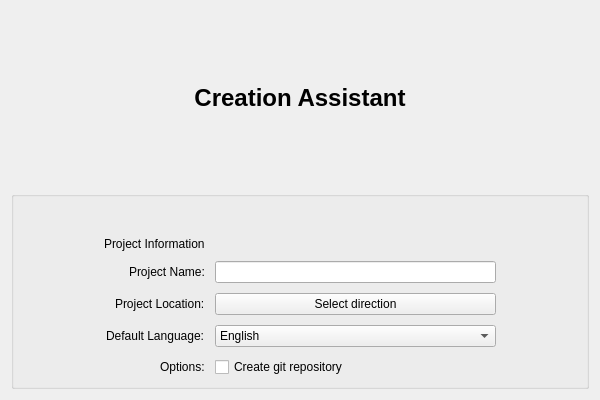
Above: src/components/creation-assistant/creationassistant.ui from RapidWebForge/RapidWebForgeApp before the change. Below: the same form after it.
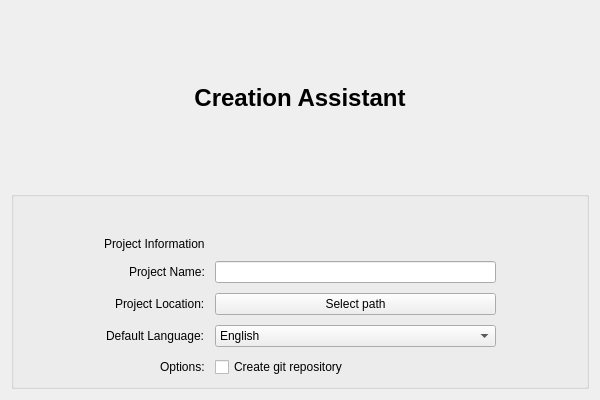
That is the form after the change.

The edit to the form file:
```diff
--- a/src/components/creation-assistant/creationassistant.ui
+++ b/src/components/creation-assistant/creationassistant.ui
@@ -143,7 +143,7 @@
          <bool>false</bool>
         </property>
         <property name="text">
-         <string>Select direction</string>
+         <string>Select path</string>
         </property>
        </widget>
       </item>
```
